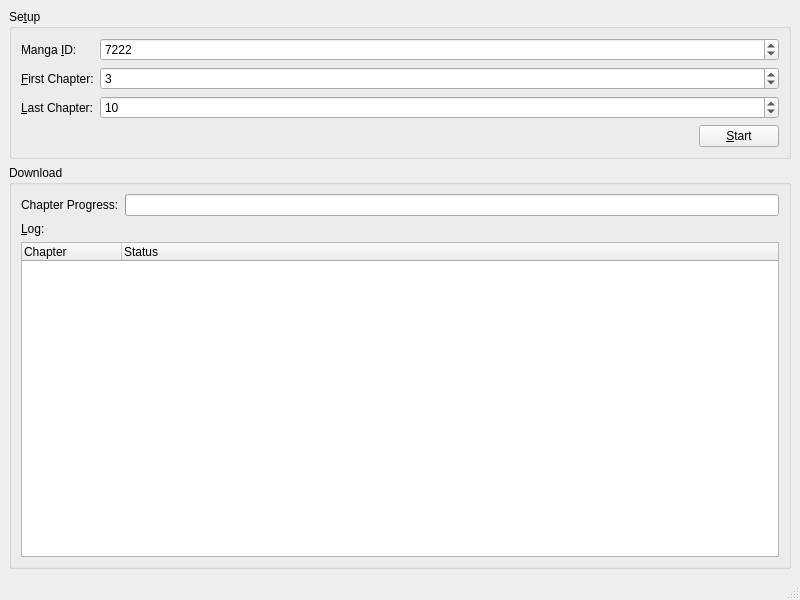
This is mainwindow.ui in Skycoder42/MangaConvert as Qt 5 draws it before an edit. The edited form follows.
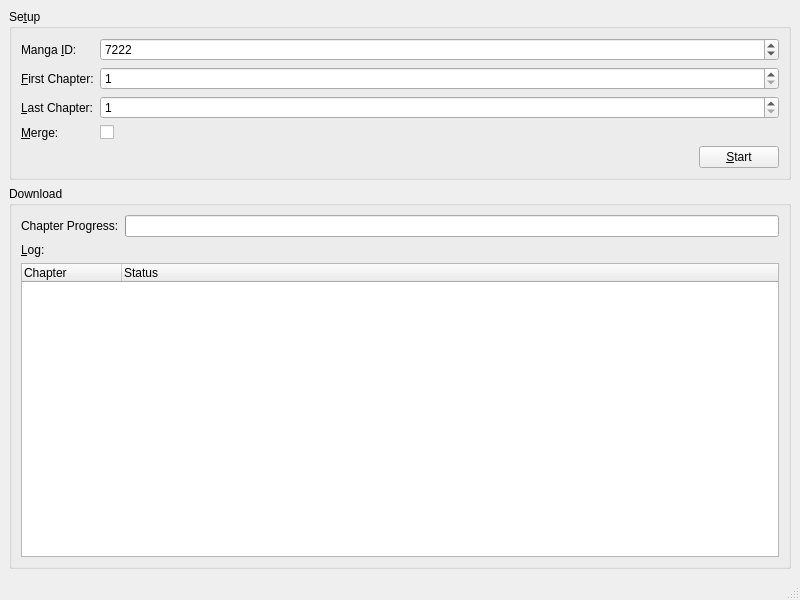
This is the edited form.

What changed in the file:
```diff
--- a/mainwindow.ui
+++ b/mainwindow.ui
@@ -59,9 +59,6 @@
          <property name="maximum">
           <number>9999</number>
          </property>
-         <property name="value">
-          <number>3</number>
-         </property>
         </widget>
        </item>
        <item row="2" column="0">
@@ -82,12 +79,9 @@
          <property name="maximum">
           <number>9999</number>
          </property>
-         <property name="value">
-          <number>10</number>
-         </property>
         </widget>
        </item>
-       <item row="3" column="1">
+       <item row="4" column="1">
         <layout class="QHBoxLayout" name="horizontalLayout">
          <item>
           <spacer name="horizontalSpacer">
@@ -111,6 +105,32 @@
          </item>
         </layout>
        </item>
+       <item row="4" column="0">
+        <spacer name="horizontalSpacer_2">
+         <property name="orientation">
+          <enum>Qt::Horizontal</enum>
+         </property>
+         <property name="sizeHint" stdset="0">
+          <size>
+           <width>40</width>
+           <height>20</height>
+          </size>
+         </property>
+        </spacer>
+       </item>
+       <item row="3" column="0">
+        <widget class="QLabel" name="mergeLabel">
+         <property name="text">
+          <string>&amp;Merge:</string>
+         </property>
+         <property name="buddy">
+          <cstring>mergeCheckBox</cstring>
+         </property>
+        </widget>
+       </item>
+       <item row="3" column="1">
+        <widget class="QCheckBox" name="mergeCheckBox"/>
+       </item>
       </layout>
      </widget>
     </item>
```
